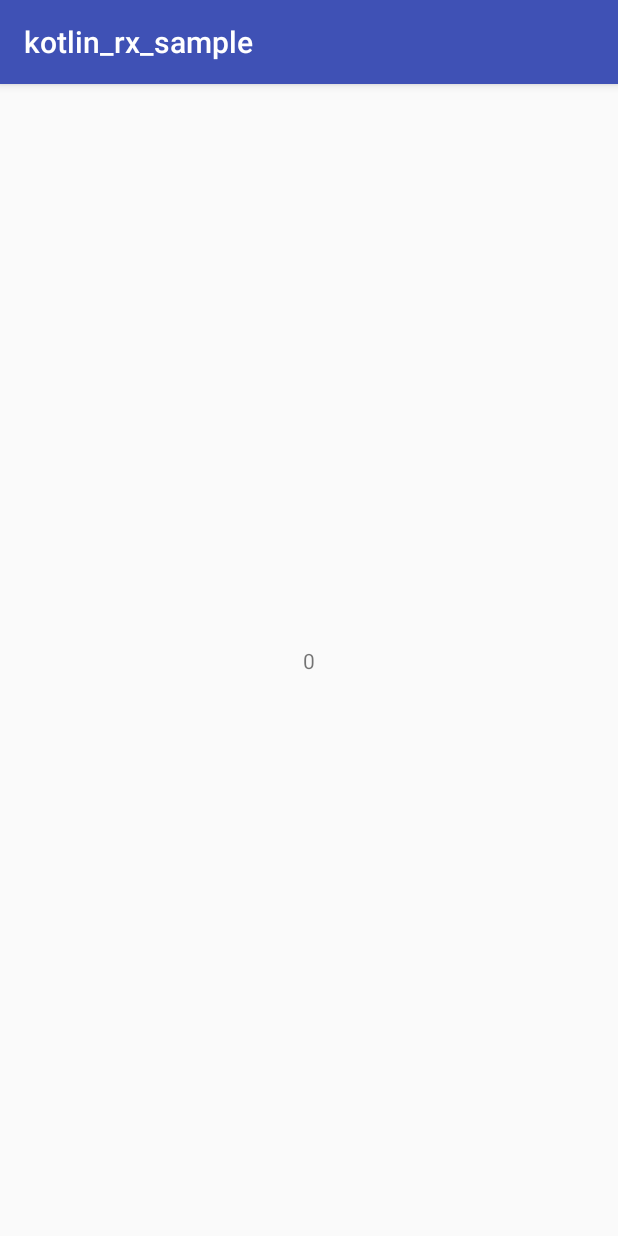
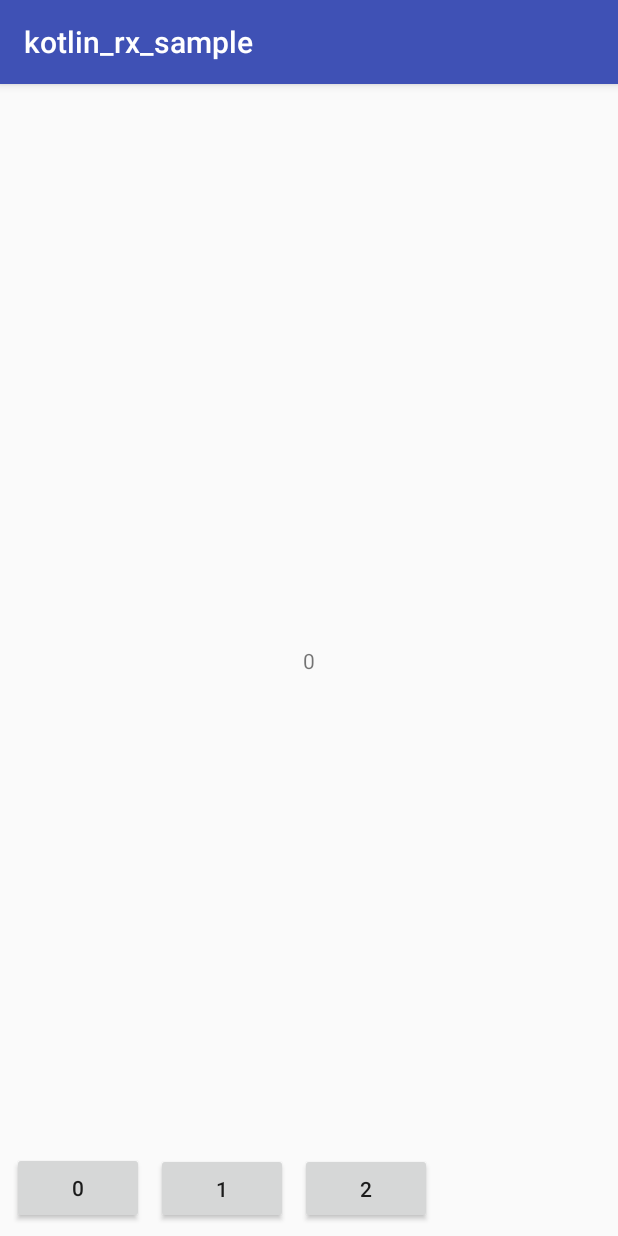
Before and after one commit to dogwood008/skolinti, an Android app: the screen it shows after launch (MainActivity), on a phone screen of 412 x 824 dp. Run offline under Robolectric (Android 15) with nearby library versions, the phone set to English and light mode, and no system bars.

Commit message:
:+1: add button

```diff
--- a/app/build.gradle
+++ b/app/build.gradle
@@ -32,6 +32,7 @@ dependencies {
     // ViewModel and LiveData
     implementation "android.arch.lifecycle:extensions:$lifecycle_version"
     implementation 'io.reactivex:rxkotlin:0.30.1'
+    //implementation 'com.jakewharton.rxbinding2:rxbinding-kotlin:2.1.1'
 
     testImplementation 'junit:junit:4.12'
     androidTestImplementation 'com.android.support.test:runner:1.0.2'
--- a/app/src/main/java/com/dogwood008/kotlinrxsample/MainActivity.kt
+++ b/app/src/main/java/com/dogwood008/kotlinrxsample/MainActivity.kt
@@ -11,7 +11,7 @@ class MainActivity : AppCompatActivity() {
     override fun onCreate(savedInstanceState: Bundle?) {
         super.onCreate(savedInstanceState)
         setContentView(R.layout.activity_main)
-        viewModel = ViewModelProviders.of(this!!).get(CalcViewModel::class.java)
+        viewModel = ViewModelProviders.of(this).get(CalcViewModel::class.java)
         displayTextView.text = viewModel.display.toString()
     }
 }
--- a/app/src/main/res/layout/activity_main.xml
+++ b/app/src/main/res/layout/activity_main.xml
@@ -19,4 +19,35 @@
         app:layout_constraintEnd_toEndOf="parent"
         app:layout_constraintStart_toStartOf="parent"
         app:layout_constraintTop_toTopOf="parent" />
+
+    <Button
+        android:id="@+id/tenKey0Button"
+        android:layout_width="wrap_content"
+        android:layout_height="wrap_content"
+        android:layout_marginBottom="8dp"
+        android:layout_marginStart="8dp"
+        android:text="0"
+        app:layout_constraintBottom_toBottomOf="parent"
+        app:layout_constraintStart_toStartOf="parent" />
+
+    <Button
+        android:id="@+id/tenKey1_button"
+        android:layout_width="wrap_content"
+        android:layout_height="47dp"
+        android:layout_marginBottom="8dp"
+        android:layout_marginStart="8dp"
+        android:text="1"
+        app:layout_constraintBottom_toBottomOf="parent"
+        app:layout_constraintStart_toEndOf="@+id/tenKey0Button" />
+
+    <Button
+        android:id="@+id/tenKey2_button"
+        android:layout_width="wrap_content"
+        android:layout_height="47dp"
+        android:layout_marginBottom="8dp"
+        android:layout_marginStart="8dp"
+        android:text="2"
+        app:layout_constraintBottom_toBottomOf="parent"
+        app:layout_constraintStart_toEndOf="@+id/tenKey1_button" />
+
 </android.support.constraint.ConstraintLayout>
```
